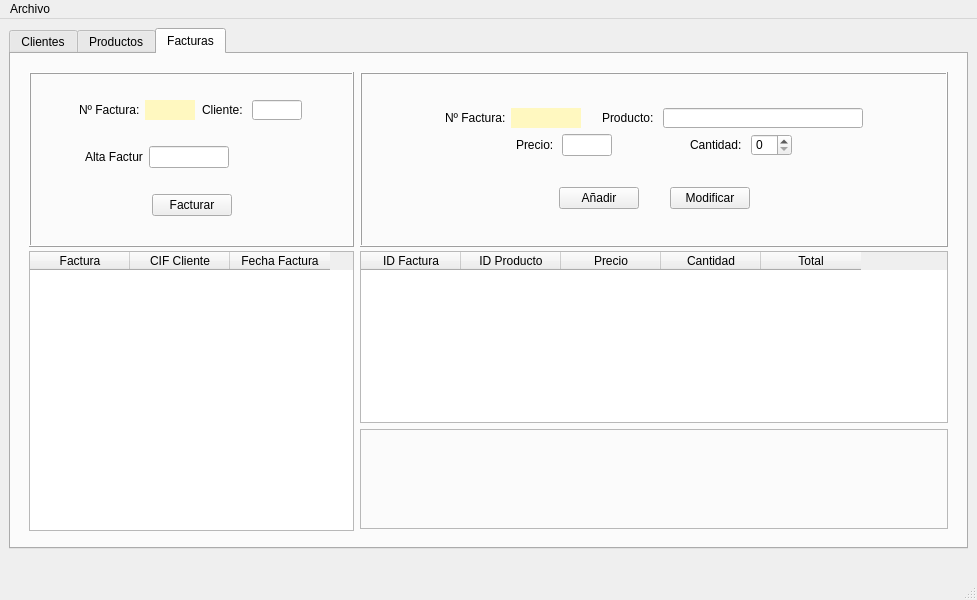
The window that Interfaces/Recuperacion/templates/MainWindow.ui (Cross048/DAM_2) describes before a commit, drawn with Qt 5.
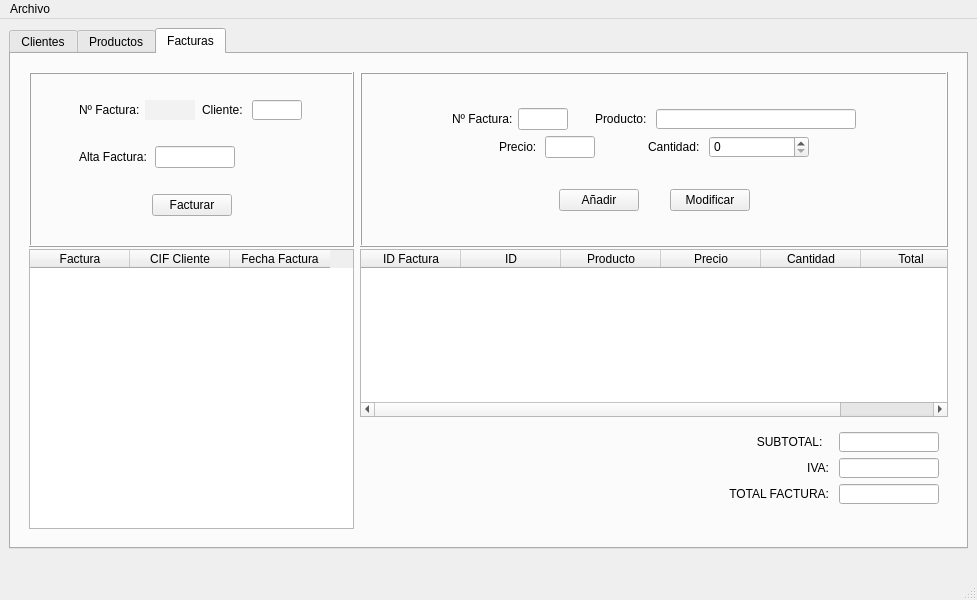
The same window after the commit. The open tabs and pages were chosen to show the change. Icons and pictures are not drawn.

Commit message: Set Style Fusion

```diff
--- a/Interfaces/Recuperacion/templates/MainWindow.ui
+++ b/Interfaces/Recuperacion/templates/MainWindow.ui
@@ -258,39 +258,38 @@
                 </property>
                 <item row="0" column="0">
                  <layout class="QGridLayout" name="firstFormulario">
-                  <item row="0" column="3">
-                   <spacer name="horizontalSpacer_19">
-                    <property name="orientation">
-                     <enum>Qt::Horizontal</enum>
+                  <item row="0" column="10">
+                   <widget class="QPushButton" name="btnCalendar">
+                    <property name="minimumSize">
+                     <size>
+                      <width>28</width>
+                      <height>28</height>
+                     </size>
                     </property>
-                    <property name="sizeHint" stdset="0">
+                    <property name="maximumSize">
                      <size>
-                      <width>40</width>
-                      <height>20</height>
+                      <width>28</width>
+                      <height>28</height>
                      </size>
                     </property>
-                   </spacer>
-                  </item>
-                  <item row="0" column="9">
-                   <widget class="QLabel" name="lblData">
                     <property name="text">
-                     <string>Fecha de nacimiento:</string>
+                     <string/>
+                    </property>
+                    <property name="icon">
+                     <iconset>
+                      <normaloff>../../BernalMendez/img/calendar.png</normaloff>../../BernalMendez/img/calendar.png</iconset>
+                    </property>
+                    <property name="iconSize">
+                     <size>
+                      <width>28</width>
+                      <height>28</height>
+                     </size>
+                    </property>
+                    <property name="flat">
+                     <bool>true</bool>
                     </property>
                    </widget>
                   </item>
-                  <item row="0" column="8">
-                   <spacer name="horizontalSpacer_20">
-                    <property name="orientation">
-                     <enum>Qt::Horizontal</enum>
-                    </property>
-                    <property name="sizeHint" stdset="0">
-                     <size>
-                      <width>40</width>
-                      <height>20</height>
-                     </size>
-                    </property>
-                   </spacer>
-                  </item>
                   <item row="0" column="4">
                    <widget class="QLabel" name="lblDNI">
                     <property name="text">
@@ -298,6 +297,26 @@
                     </property>
                    </widget>
                   </item>
+                  <item row="0" column="6">
+                   <spacer name="horizontalSpacer_20">
+                    <property name="orientation">
+                     <enum>Qt::Horizontal</enum>
+                    </property>
+                    <property name="sizeHint" stdset="0">
+                     <size>
+                      <width>40</width>
+                      <height>20</height>
+                     </size>
+                    </property>
+                   </spacer>
+                  </item>
+                  <item row="0" column="7">
+                   <widget class="QLabel" name="lblData">
+                    <property name="text">
+                     <string>Fecha de nacimiento:</string>
+                    </property>
+                   </widget>
+                  </item>
                   <item row="0" column="1">
                    <widget class="QLabel" name="lblCodigo">
                     <property name="minimumSize">
@@ -311,63 +330,18 @@
                     </property>
                    </widget>
                   </item>
-                  <item row="0" column="7">
-                   <widget class="QPushButton" name="btnBuscar">
-                    <property name="maximumSize">
-                     <size>
-                      <width>30</width>
-                      <height>30</height>
-                     </size>
+                  <item row="0" column="3">
+                   <spacer name="horizontalSpacer_19">
+                    <property name="orientation">
+                     <enum>Qt::Horizontal</enum>
                     </property>
-                    <property name="text">
-                     <string/>
-                    </property>
-                    <property name="icon">
-                     <iconset>
-                      <normaloff>../../BernalMendez/img/lupa.png</normaloff>../../BernalMendez/img/lupa.png</iconset>
-                    </property>
-                    <property name="iconSize">
+                    <property name="sizeHint" stdset="0">
                      <size>
-                      <width>24</width>
-                      <height>24</height>
+                      <width>40</width>
+                      <height>20</height>
                      </size>
                     </property>
-                    <property name="flat">
-                     <bool>true</bool>
-                    </property>
-                   </widget>
-                  </item>
-                  <item row="0" column="12">
-                   <widget class="QPushButton" name="btnCalendar">
-                    <property name="minimumSize">
-                     <size>
-                      <width>28</width>
-                      <height>28</height>
-                     </size>
-                    </property>
-                    <property name="maximumSize">
-                     <size>
-                      <width>28</width>
-                      <height>28</height>
-                     </size>
-                    </property>
-                    <property name="text">
-                     <string/>
-                    </property>
-                    <property name="icon">
-                     <iconset>
-                      <normaloff>../../BernalMendez/img/calendar.png</normaloff>../../BernalMendez/img/calendar.png</iconset>
-                    </property>
-                    <property name="iconSize">
-                     <size>
-                      <width>28</width>
-                      <height>28</height>
-                     </size>
-                    </property>
-                    <property name="flat">
-                     <bool>true</bool>
-                    </property>
-                   </widget>
+                   </spacer>
                   </item>
                   <item row="0" column="2">
                    <widget class="QLabel" name="lblCodBD">
@@ -384,7 +358,8 @@
                      </size>
                     </property>
                     <property name="styleSheet">
-                     <string notr="true">background-color: rgb(255, 248, 192);</string>
+                     <string notr="true">background-color: rgb(242, 242, 242);
+color: rgb(0, 0, 0);</string>
                     </property>
                     <property name="text">
                      <string/>
@@ -394,7 +369,7 @@
                     </property>
                    </widget>
                   </item>
-                  <item row="0" column="11">
+                  <item row="0" column="9">
                    <widget class="QLineEdit" name="txtData">
                     <property name="sizePolicy">
                      <sizepolicy hsizetype="Preferred" vsizetype="Fixed">
@@ -419,19 +394,6 @@
                     </property>
                    </widget>
                   </item>
-                  <item row="0" column="13">
-                   <spacer name="horizontalSpacer_16">
-                    <property name="orientation">
-                     <enum>Qt::Horizontal</enum>
-                    </property>
-                    <property name="sizeHint" stdset="0">
-                     <size>
-                      <width>40</width>
-                      <height>20</height>
-                     </size>
-                    </property>
-                   </spacer>
-                  </item>
                   <item row="0" column="0">
                    <spacer name="horizontalSpacer_13">
                     <property name="orientation">
@@ -448,6 +410,19 @@
                     </property>
                    </spacer>
                   </item>
+                  <item row="0" column="11">
+                   <spacer name="horizontalSpacer_16">
+                    <property name="orientation">
+                     <enum>Qt::Horizontal</enum>
+                    </property>
+                    <property name="sizeHint" stdset="0">
+                     <size>
+                      <width>40</width>
+                      <height>20</height>
+                     </size>
+                    </property>
+                   </spacer>
+                  </item>
                   <item row="0" column="5">
                    <widget class="QLineEdit" name="txtDNI">
                     <property name="minimumSize">
@@ -470,34 +445,6 @@
                     </property>
                    </widget>
                   </item>
-                  <item row="0" column="6">
-                   <widget class="QLabel" name="lblValidardni">
-                    <property name="minimumSize">
-                     <size>
-                      <width>40</width>
-                      <height>30</height>
-                     </size>
-                    </property>
-                    <property name="maximumSize">
-                     <size>
-                      <width>50</width>
-                      <height>30</height>
-                     </size>
-                    </property>
-                    <property name="font">
-                     <font>
-                      <family>Segoe Print</family>
-                      <pointsize>14</pointsize>
-                     </font>
-                    </property>
-                    <property name="text">
-                     <string/>
-                    </property>
-                    <property name="alignment">
-                     <set>Qt::AlignLeading|Qt::AlignLeft|Qt::AlignVCenter</set>
-                    </property>
-                   </widget>
-                  </item>
                  </layout>
                 </item>
                 <item row="1" column="0">
@@ -1295,7 +1242,8 @@
                      </size>
                     </property>
                     <property name="styleSheet">
-                     <string notr="true">background-color: rgb(255, 248, 192);</string>
+                     <string notr="true">background-color: rgb(242, 242, 242);
+color: rgb(0, 0, 0);</string>
                     </property>
                     <property name="text">
                      <string/>
@@ -1448,7 +1396,20 @@
                    </widget>
                   </item>
                   <item row="0" column="5">
-                   <widget class="QSpinBox" name="spinStock"/>
+                   <widget class="QSpinBox" name="spinStock">
+                    <property name="minimumSize">
+                     <size>
+                      <width>100</width>
+                      <height>0</height>
+                     </size>
+                    </property>
+                    <property name="maximum">
+                     <number>999</number>
+                    </property>
+                    <property name="value">
+                     <number>0</number>
+                    </property>
+                   </widget>
                   </item>
                  </layout>
                 </item>
@@ -1576,27 +1537,25 @@
                 <item row="0" column="0">
                  <layout class="QGridLayout" name="firstFormulario_4">
                   <item row="0" column="2">
-                   <widget class="QLabel" name="lblCodBD_4">
+                   <widget class="QLineEdit" name="lblCodBD_4">
                     <property name="minimumSize">
                      <size>
-                      <width>70</width>
+                      <width>50</width>
                       <height>20</height>
                      </size>
                     </property>
                     <property name="maximumSize">
                      <size>
-                      <width>70</width>
-                      <height>20</height>
+                      <width>50</width>
+                      <height>16777215</height>
                      </size>
                     </property>
-                    <property name="styleSheet">
-                     <string notr="true">background-color: rgb(255, 248, 192);</string>
-                    </property>
+                   </widget>
+                  </item>
+                  <item row="0" column="4">
+                   <widget class="QLabel" name="lblProducto_4">
                     <property name="text">
-                     <string/>
-                    </property>
-                    <property name="alignment">
-                     <set>Qt::AlignCenter</set>
+                     <string>Producto: </string>
                     </property>
                    </widget>
                   </item>
@@ -1616,25 +1575,6 @@
                     </property>
                    </spacer>
                   </item>
-                  <item row="0" column="1">
-                   <widget class="QLabel" name="lblCodigo_4">
-                    <property name="minimumSize">
-                     <size>
-                      <width>60</width>
-                      <height>0</height>
-                     </size>
-                    </property>
-                    <property name="maximumSize">
-                     <size>
-                      <width>60</width>
-                      <height>16777215</height>
-                     </size>
-                    </property>
-                    <property name="text">
-                     <string>Nº Factura:</string>
-                    </property>
-                   </widget>
-                  </item>
                   <item row="0" column="5">
                    <widget class="QLineEdit" name="txtProducto_4">
                     <property name="minimumSize">
@@ -1670,10 +1610,22 @@
                     </property>
                    </spacer>
                   </item>
-                  <item row="0" column="4">
-                   <widget class="QLabel" name="lblProducto_4">
+                  <item row="0" column="1">
+                   <widget class="QLabel" name="lblCodigo_4">
+                    <property name="minimumSize">
+                     <size>
+                      <width>60</width>
+                      <height>0</height>
+                     </size>
+                    </property>
+                    <property name="maximumSize">
+                     <size>
+                      <width>60</width>
+                      <height>16777215</height>
+                     </size>
+                    </property>
                     <property name="text">
-                     <string>Producto: </string>
+                     <string>Nº Factura:</string>
                     </property>
                    </widget>
                   </item>
@@ -1772,7 +1724,14 @@
                    </widget>
                   </item>
                   <item row="0" column="5">
-                   <widget class="QSpinBox" name="spinStock_4"/>
+                   <widget class="QSpinBox" name="spinStock_4">
+                    <property name="minimumSize">
+                     <size>
+                      <width>100</width>
+                      <height>0</height>
+                     </size>
+                    </property>
+                   </widget>
                   </item>
                  </layout>
                 </item>
@@ -2003,7 +1962,7 @@
                  <widget class="QLabel" name="lblAlta_3">
                   <property name="minimumSize">
                    <size>
-                    <width>50</width>
+                    <width>70</width>
                     <height>0</height>
                    </size>
                   </property>
@@ -2064,7 +2023,8 @@
                    </size>
                   </property>
                   <property name="styleSheet">
-                   <string notr="true">background-color: rgb(255, 248, 192);</string>
+                   <string notr="true">background-color: rgb(242, 242, 242);
+color: rgb(0, 0, 0);</string>
                   </property>
                   <property name="text">
                    <string/>
@@ -2198,7 +2158,7 @@
            <item row="1" column="1">
             <widget class="QTableWidget" name="tableFacturas2">
              <property name="sizePolicy">
-              <sizepolicy hsizetype="Preferred" vsizetype="Preferred">
+              <sizepolicy hsizetype="Preferred" vsizetype="Expanding">
                <horstretch>0</horstretch>
                <verstretch>0</verstretch>
               </sizepolicy>
@@ -2212,9 +2172,21 @@
              <property name="maximumSize">
               <size>
                <width>16777215</width>
-               <height>277</height>
+               <height>16777215</height>
               </size>
              </property>
+             <property name="editTriggers">
+              <set>QAbstractItemView::NoEditTriggers</set>
+             </property>
+             <property name="alternatingRowColors">
+              <bool>true</bool>
+             </property>
+             <property name="selectionBehavior">
+              <enum>QAbstractItemView::SelectRows</enum>
+             </property>
+             <attribute name="verticalHeaderVisible">
+              <bool>false</bool>
+             </attribute>
              <column>
               <property name="text">
                <string>ID Factura</string>
@@ -2222,7 +2194,12 @@
              </column>
              <column>
               <property name="text">
-               <string>ID Producto</string>
+               <string>ID</string>
+              </property>
+             </column>
+             <column>
+              <property name="text">
+               <string>Producto</string>
               </property>
              </column>
              <column>
@@ -2242,22 +2219,6 @@
              </column>
             </widget>
            </item>
-           <item row="2" column="1">
-            <widget class="QFrame" name="frame">
-             <property name="minimumSize">
-              <size>
-               <width>0</width>
-               <height>100</height>
-              </size>
-             </property>
-             <property name="frameShape">
-              <enum>QFrame::StyledPanel</enum>
-             </property>
-             <property name="frameShadow">
-              <enum>QFrame::Raised</enum>
-             </property>
-            </widget>
-           </item>
            <item row="1" column="0" rowspan="2">
             <widget class="QTableWidget" name="tableFacturas1">
              <property name="sizePolicy">
@@ -2307,6 +2268,236 @@
              </column>
             </widget>
            </item>
+           <item row="2" column="1">
+            <widget class="QFrame" name="frame">
+             <property name="minimumSize">
+              <size>
+               <width>574</width>
+               <height>100</height>
+              </size>
+             </property>
+             <property name="frameShape">
+              <enum>QFrame::NoFrame</enum>
+             </property>
+             <property name="frameShadow">
+              <enum>QFrame::Plain</enum>
+             </property>
+             <layout class="QGridLayout" name="gridLayout_19">
+              <item row="1" column="1">
+               <layout class="QHBoxLayout" name="horizontalLayout_6">
+                <property name="spacing">
+                 <number>0</number>
+                </property>
+                <item>
+                 <widget class="QLabel" name="lblIVA">
+                  <property name="minimumSize">
+                   <size>
+                    <width>100</width>
+                    <height>20</height>
+                   </size>
+                  </property>
+                  <property name="maximumSize">
+                   <size>
+                    <width>100</width>
+                    <height>20</height>
+                   </size>
+                  </property>
+                  <property name="layoutDirection">
+                   <enum>Qt::LeftToRight</enum>
+                  </property>
+                  <property name="text">
+                   <string>IVA:</string>
+                  </property>
+                  <property name="alignment">
+                   <set>Qt::AlignRight|Qt::AlignTrailing|Qt::AlignVCenter</set>
+                  </property>
+                 </widget>
+                </item>
+                <item>
+                 <spacer name="horizontalSpacer_48">
+                  <property name="orientation">
+                   <enum>Qt::Horizontal</enum>
+                  </property>
+                  <property name="sizeType">
+                   <enum>QSizePolicy::Fixed</enum>
+                  </property>
+                  <property name="sizeHint" stdset="0">
+                   <size>
+                    <width>10</width>
+                    <height>20</height>
+                   </size>
+                  </property>
+                 </spacer>
+                </item>
+                <item>
+                 <widget class="QLineEdit" name="txtIVA">
+                  <property name="minimumSize">
+                   <size>
+                    <width>100</width>
+                    <height>20</height>
+                   </size>
+                  </property>
+                  <property name="maximumSize">
+                   <size>
+                    <width>100</width>
+                    <height>20</height>
+                   </size>
+                  </property>
+                 </widget>
+                </item>
+               </layout>
+              </item>
+              <item row="1" column="0">
+               <spacer name="horizontalSpacer_43">
+                <property name="orientation">
+                 <enum>Qt::Horizontal</enum>
+                </property>
+                <property name="sizeHint" stdset="0">
+                 <size>
+                  <width>100</width>
+                  <height>20</height>
+                 </size>
+                </property>
+               </spacer>
+              </item>
+              <item row="2" column="1">
+               <layout class="QHBoxLayout" name="horizontalLayout_7">
+                <property name="spacing">
+                 <number>0</number>
+                </property>
+                <item>
+                 <widget class="QLabel" name="lblTotalFactura">
+                  <property name="minimumSize">
+                   <size>
+                    <width>100</width>
+                    <height>20</height>
+                   </size>
+                  </property>
+                  <property name="maximumSize">
+                   <size>
+                    <width>100</width>
+                    <height>20</height>
+                   </size>
+                  </property>
+                  <property name="text">
+                   <string>TOTAL FACTURA:</string>
+                  </property>
+                  <property name="alignment">
+                   <set>Qt::AlignRight|Qt::AlignTrailing|Qt::AlignVCenter</set>
+                  </property>
+                 </widget>
+                </item>
+                <item>
+                 <spacer name="horizontalSpacer_49">
+                  <property name="orientation">
+                   <enum>Qt::Horizontal</enum>
+                  </property>
+                  <property name="sizeType">
+                   <enum>QSizePolicy::Fixed</enum>
+                  </property>
+                  <property name="sizeHint" stdset="0">
+                   <size>
+                    <width>10</width>
+                    <height>20</height>
+                   </size>
+                  </property>
+                 </spacer>
+                </item>
+                <item>
+                 <widget class="QLineEdit" name="txtTotalFactura">
+                  <property name="minimumSize">
+                   <size>
+                    <width>100</width>
+                    <height>20</height>
+                   </size>
+                  </property>
+                  <property name="maximumSize">
+                   <size>
+                    <width>100</width>
+                    <height>20</height>
+                   </size>
+                  </property>
+                 </widget>
+                </item>
+               </layout>
+              </item>
+              <item row="0" column="1">
+               <layout class="QHBoxLayout" name="horizontalLayout">
+                <property name="spacing">
+                 <number>0</number>
+                </property>
+                <item>
+                 <widget class="QLabel" name="lblSubtotal">
+                  <property name="minimumSize">
+                   <size>
+                    <width>100</width>
+                    <height>20</height>
+                   </size>
+                  </property>
+                  <property name="maximumSize">
+                   <size>
+                    <width>100</width>
+                    <height>20</height>
+                   </size>
+                  </property>
+                  <property name="text">
+                   <string>SUBTOTAL:  </string>
+                  </property>
+                  <property name="alignment">
+                   <set>Qt::AlignRight|Qt::AlignTrailing|Qt::AlignVCenter</set>
+                  </property>
+                 </widget>
+                </item>
+                <item>
+                 <spacer name="horizontalSpacer_44">
+                  <property name="orientation">
+                   <enum>Qt::Horizontal</enum>
+                  </property>
+                  <property name="sizeType">
+                   <enum>QSizePolicy::Fixed</enum>
+                  </property>
+                  <property name="sizeHint" stdset="0">
+                   <size>
+                    <width>10</width>
+                    <height>20</height>
+                   </size>
+                  </property>
+                 </spacer>
+                </item>
+                <item>
+                 <widget class="QLineEdit" name="txtSubtotal">
+                  <property name="minimumSize">
+                   <size>
+                    <width>100</width>
+                    <height>20</height>
+                   </size>
+                  </property>
+                  <property name="maximumSize">
+                   <size>
+                    <width>100</width>
+                    <height>20</height>
+                   </size>
+                  </property>
+                 </widget>
+                </item>
+               </layout>
+              </item>
+              <item row="3" column="1">
+               <spacer name="verticalSpacer_6">
+                <property name="orientation">
+                 <enum>Qt::Vertical</enum>
+                </property>
+                <property name="sizeHint" stdset="0">
+                 <size>
+                  <width>20</width>
+                  <height>40</height>
+                 </size>
+                </property>
+               </spacer>
+              </item>
+             </layout>
+            </widget>
+           </item>
           </layout>
          </widget>
         </item>
```
